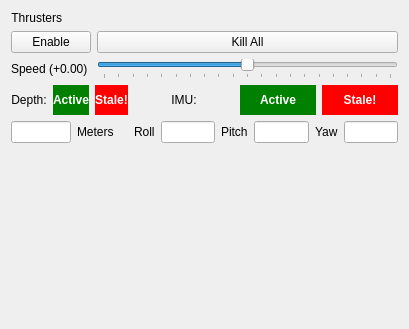
Before: the Qt Designer form src/rqt/rqt_syscheck/resource/SysCheck.ui in PalouseRobosub/robosub, drawn with Qt 5.
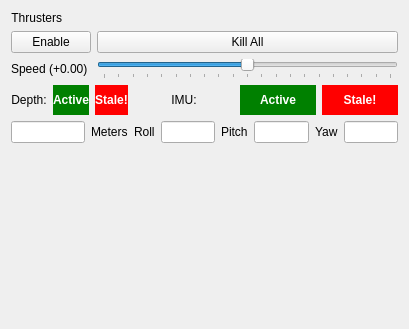
After: the same form once the commit is applied.

Commit message: Increased with of the depth box

```diff
--- a/src/rqt/rqt_syscheck/resource/SysCheck.ui
+++ b/src/rqt/rqt_syscheck/resource/SysCheck.ui
@@ -205,7 +205,7 @@
         <widget class="QLineEdit" name="currentDepth">
          <property name="maximumSize">
           <size>
-           <width>60</width>
+           <width>135</width>
            <height>16777215</height>
           </size>
          </property>
```
